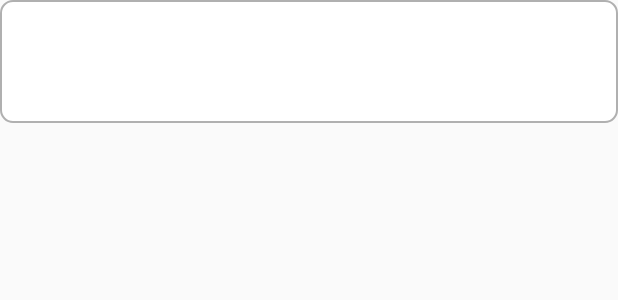
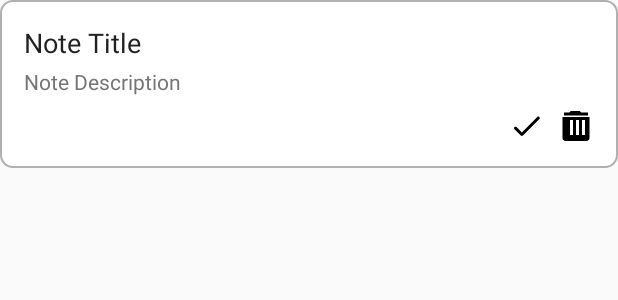
Before and after one commit to jirachi13/Study_Buddy2, an Android app: the layout note_item.xml on its own in the app's theme, with its tools: preview values and no code run, on a phone screen of 412 x 824 dp. Shown: the top 300 px of the screen. Run offline under Robolectric (Android 15) with nearby library versions, the phone set to English and light mode, and no system bars.

```diff
--- a/app/src/main/res/layout/note_item.xml
+++ b/app/src/main/res/layout/note_item.xml
@@ -2,28 +2,45 @@
     android:layout_width="match_parent"
     android:layout_height="wrap_content"
     android:orientation="vertical"
-    android:padding="12dp"
+    android:padding="16dp"
     android:background="@drawable/rounded_background"
     android:layout_marginBottom="8dp">
 
     <TextView
         android:id="@+id/noteTitle"
-        android:layout_width="wrap_content"
+        android:layout_width="match_parent"
         android:layout_height="wrap_content"
-        android:textSize="16sp"
-        android:textColor="@color/textPrimary" />
+        android:text="Note Title"
+        android:textSize="18sp"
+        android:textColor="@color/textPrimary"
+        android:layout_marginBottom="4dp" />
 
     <TextView
         android:id="@+id/noteDescription"
-        android:layout_width="wrap_content"
+        android:layout_width="match_parent"
         android:layout_height="wrap_content"
+        android:text="Note Description"
         android:textSize="14sp"
         android:textColor="@color/textSecondary" />
 
-    <TextView
-        android:id="@+id/noteDueDate"
-        android:layout_width="wrap_content"
+    <LinearLayout
+        android:layout_width="match_parent"
         android:layout_height="wrap_content"
-        android:textSize="12sp"
-        android:textColor="@color/gray" />
+        android:orientation="horizontal"
+        android:gravity="end"
+        android:layout_marginTop="8dp">
+
+        <ImageView
+            android:id="@+id/checkIcon"
+            android:layout_width="24dp"
+            android:layout_height="24dp"
+            android:src="@drawable/ic_check"
+            android:layout_marginEnd="8dp" />
+
+        <ImageView
+            android:id="@+id/trashIcon"
+            android:layout_width="24dp"
+            android:layout_height="24dp"
+            android:src="@drawable/ic_trash" />
+    </LinearLayout>
 </LinearLayout>
```
Also changed, not shown: app/src/main/java/com/example/studybuddy/DatabaseHelper.java (+7 -0 lines), app/src/main/java/com/example/studybuddy/NotesActivity.java (+44 -26 lines), app/src/main/res/layout/note_details.xml (added, +54 -0 lines).
